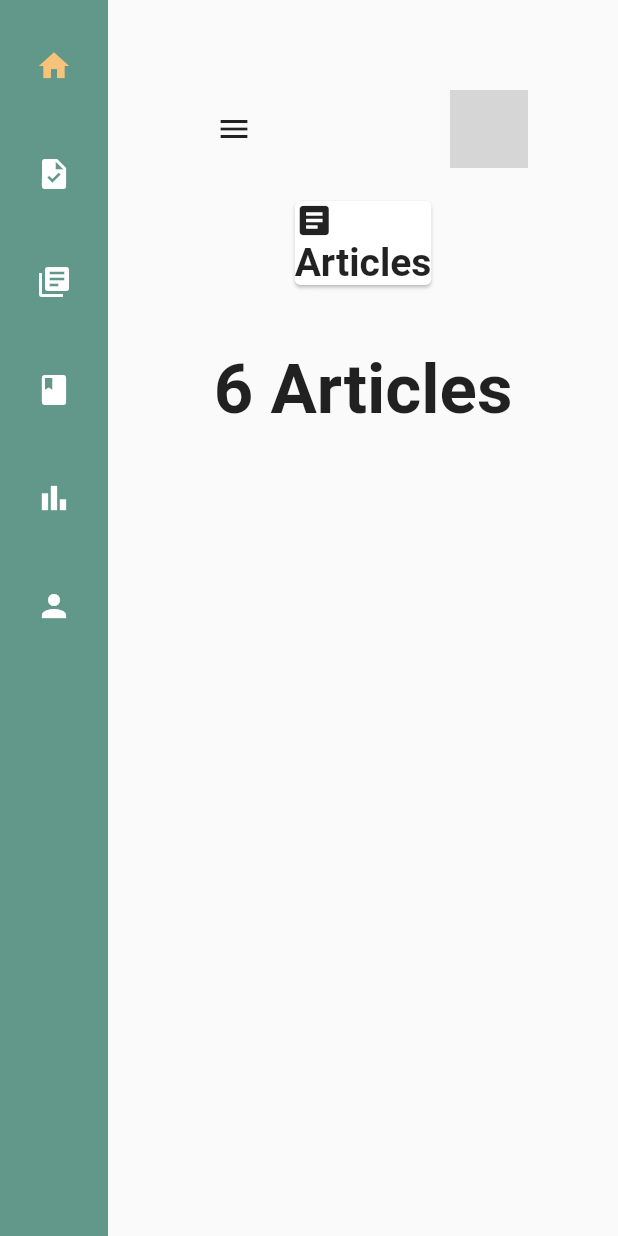
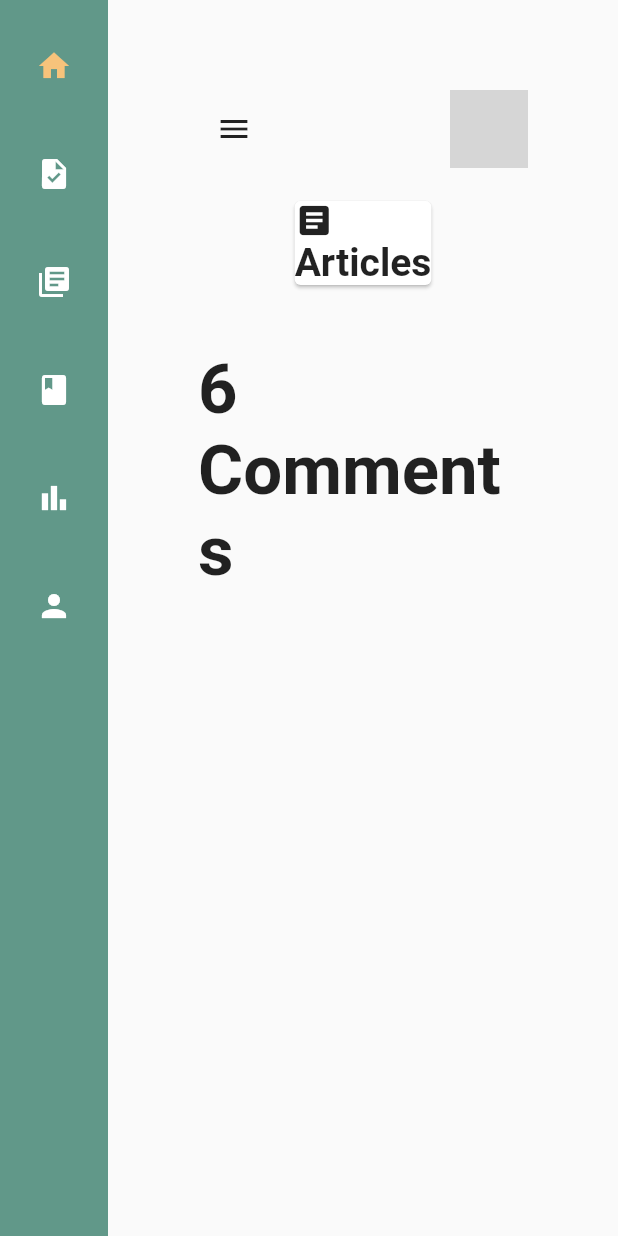
Before and after one commit to Kemo8965/flutter-dashboard, a Flutter app: the screen it shows after launch, on a phone screen of 412 x 824 dp. Run offline on Flutter 3.47's test engine with Material 2 defaults, Android fonts, the light colour scheme and no system bars; network calls fail; key blocks and very long unbroken strings in the code were emptied for the run; grey boxes are pictures that could not be loaded.

Commit message:
First flutter commit

```diff
--- a/lib/components/dashboard.dart
+++ b/lib/components/dashboard.dart
@@ -94,7 +94,7 @@ class _DashboardScreenState extends State<DashboardScreen> {
               SizedBox(
                 height: 20.0,
               ),
-              Text("6 Articles",
+              Text("6 Comments",
                   style: TextStyle(fontSize: 46, fontWeight: FontWeight.bold))
             ],
           ),
```
